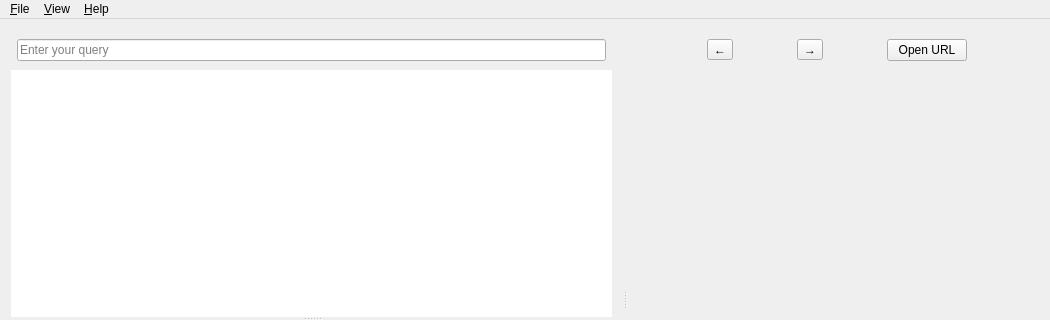
First picture: the form in src/ui/forms/mainwindow.ui, repository zealdocs/zeal, before the edit; both pictures show x 0 to 1050 and y 0 to 320 of the 1050 by 579 pixel window.
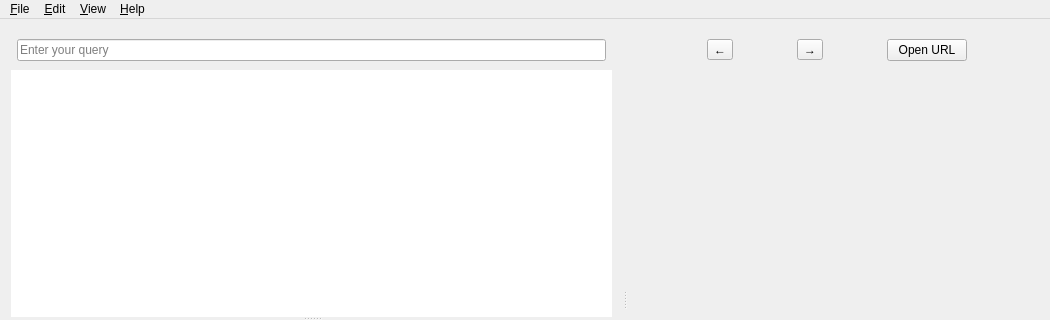
Second picture: the form after the edit. Icons and pictures are not drawn. Custom widgets are drawn as their Qt base class.

Commit message: ui: Move File->Options to Edit->Preferences

The edit to the form file:
```diff
--- a/src/ui/forms/mainwindow.ui
+++ b/src/ui/forms/mainwindow.ui
@@ -226,7 +226,14 @@
     <addaction name="actionBack"/>
     <addaction name="actionForward"/>
    </widget>
+   <widget class="QMenu" name="menu_Edit">
+    <property name="title">
+     <string>&amp;Edit</string>
+    </property>
+    <addaction name="actionPreferences"/>
+   </widget>
    <addaction name="menuFile"/>
+   <addaction name="menu_Edit"/>
    <addaction name="menuView"/>
    <addaction name="menuHelp"/>
   </widget>
```
Left out of the diff: 5 changed lines with no effect on the pictures. The commit also changes 1 other file.
